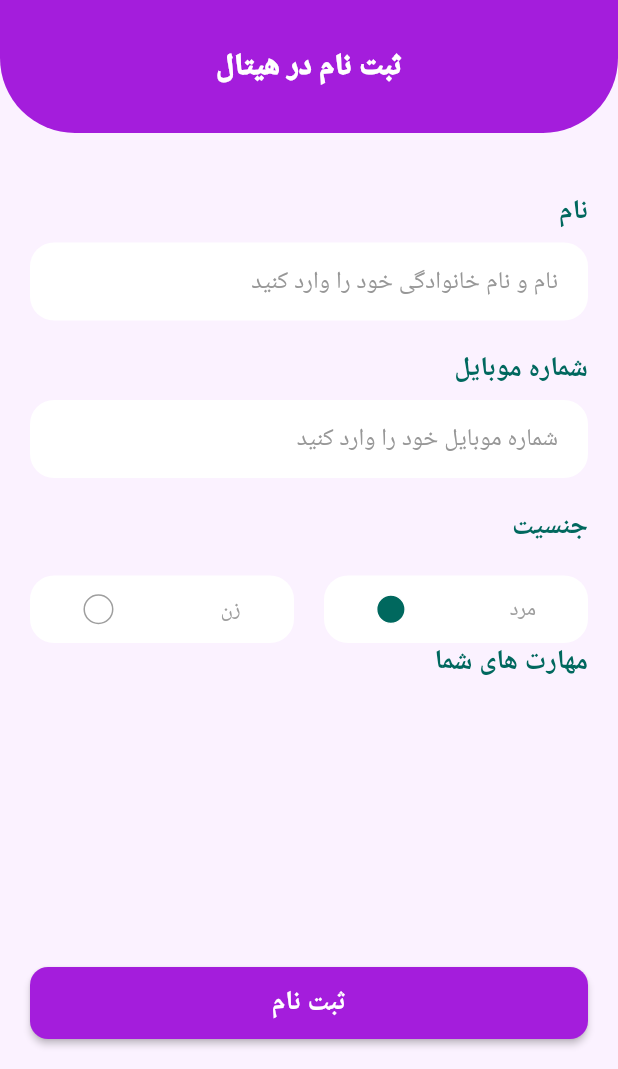
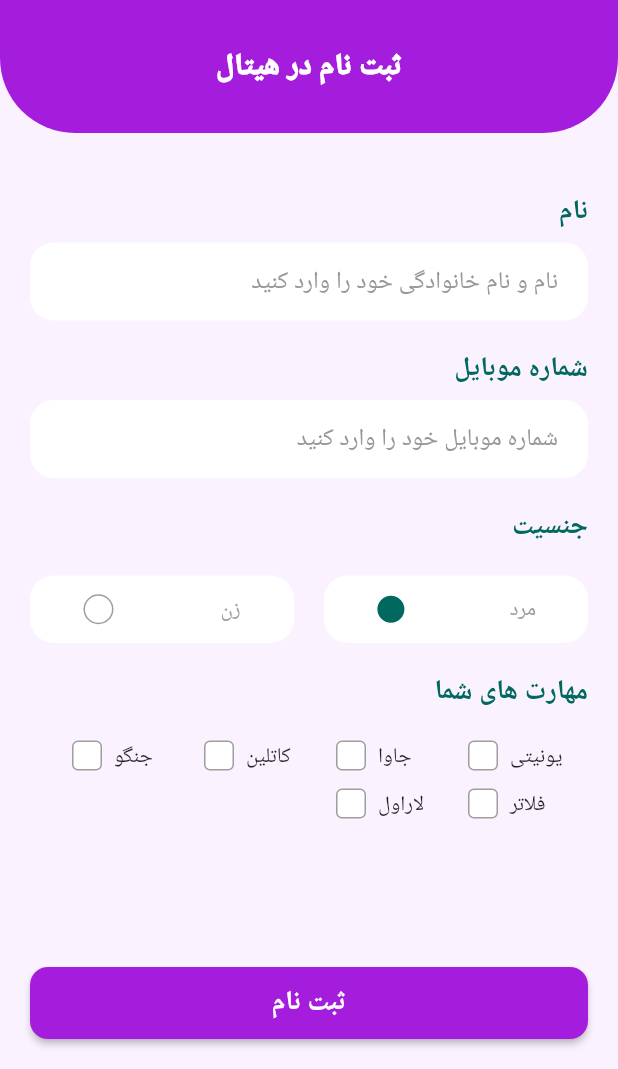
Before and after one commit to mohammad-dehghanifard/flutter_ui_challenge, a Flutter app: the screen it shows after launch, on a phone screen of 412 x 824 dp, the part 167-1236 px from its top. Run offline on Flutter 3.47's test engine with Material 3 defaults, Android fonts, the light colour scheme and no system bars; our stand-ins replace carousel_slider, google_fonts, google_nav_bar, readmore, smooth_page_indicator; Roboto replaces fonts that are missing (Vazirmatn).

Commit message:
ads app ui : impl AdsCustomCheckBox CustomWidget

```diff
--- a/lib/ advertising_app/model/ability.dart
+++ b/lib/ advertising_app/model/ability.dart
@@ -1,5 +1,5 @@
 class Ability {
   Ability({required this.text,this.selected = false});
   final String text;
-  final bool selected;
+  bool selected;
 }
--- a/lib/ advertising_app/screen/login_form.dart
+++ b/lib/ advertising_app/screen/login_form.dart
@@ -1,4 +1,6 @@
 import 'package:flutter/material.dart';
+import 'package:flutter_ui_challenge/%20advertising_app/model/ability.dart';
+import 'package:flutter_ui_challenge/%20advertising_app/widget/ads_custom_check_box.dart';
 import 'package:flutter_ui_challenge/%20advertising_app/widget/ads_custom_text_field.dart';
 import 'package:flutter_ui_challenge/%20advertising_app/widget/custom_radio_button.dart';
 import 'package:google_fonts/google_fonts.dart';
@@ -12,6 +14,16 @@ class LoginFormScreen extends StatefulWidget {
 
 class _LoginFormScreenState extends State<LoginFormScreen> {
   bool isMale = true;
+
+  final List<Ability> abilityList = [
+    Ability(text: "جنگو"),
+    Ability(text: "کاتلین"),
+    Ability(text: "جاوا"),
+    Ability(text: "یونیتی"),
+    Ability(text: "لاراول"),
+    Ability(text: "فلاتر"),
+  ];
+
   @override
   Widget build(BuildContext context) {
     return  Scaffold(
@@ -91,8 +103,35 @@ class _LoginFormScreenState extends State<LoginFormScreen> {
                           ],
                         ),
                         // Ability
+                        const SizedBox(height: 20),
                         Text("مهارت های شما",style:GoogleFonts.vazirmatn(fontSize: 18,color: const Color(0xFF00685E),fontWeight: FontWeight.bold)),
                         const SizedBox(height: 20),
+                        // ability list
+                        Wrap(
+                          runSpacing: 12,
+                          spacing: 8,
+                          alignment: WrapAlignment.end,
+                          children: List.generate(abilityList.length, (index) {
+                            return GestureDetector(
+                              onTap: () {
+                                abilityList[index].selected = !abilityList[index].selected;
+                                setState(() {});
+                              },
+                              child: SizedBox(
+                                width: 80,
+                                child: Row(
+                                  crossAxisAlignment: CrossAxisAlignment.end,
+                                  children: [
+                                    AdsCustomCheckBox(isActive: abilityList[index].selected),
+                                    const SizedBox(width: 8),
+                                    Text(abilityList[index].text,style: GoogleFonts.vazirmatn()),
+
+                                  ],
+                                ),
+                              ),
+                            );
+                          }),
+                        )
 
                       ],
                     ),
--- /dev/null
+++ b/lib/ advertising_app/widget/ads_custom_check_box.dart
@@ -0,0 +1,22 @@
+import 'package:flutter/material.dart';
+
+class AdsCustomCheckBox extends StatelessWidget {
+  const AdsCustomCheckBox({
+    super.key, required this.isActive,
+  });
+  final bool isActive;
+  @override
+  Widget build(BuildContext context) {
+    return AnimatedContainer(
+      duration: const Duration(milliseconds: 400),
+      width: 20,
+      height: 20,
+      decoration: BoxDecoration(
+          color:  isActive? const Color(0xFF00685E) :Colors.white,
+          border: Border.all(color: Colors.grey),
+          borderRadius: BorderRadius.circular(4)
+      ),
+      child: isActive? const Center(child: Icon(Icons.check,size: 16,color: Colors.white)) : null,
+    );
+  }
+}
```
